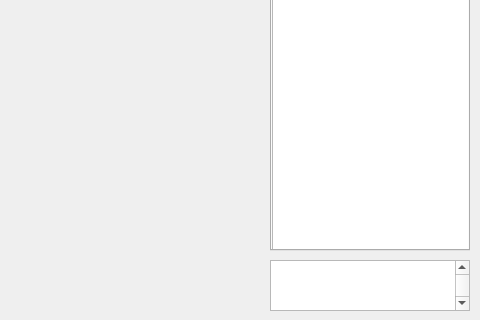
Qt form src/mainwindow.ui (MylesAdams/ApolloTradingBot) before a commit; both pictures show x 520 to 1000 and y 280 to 600 of the 1000 by 600 pixel window.
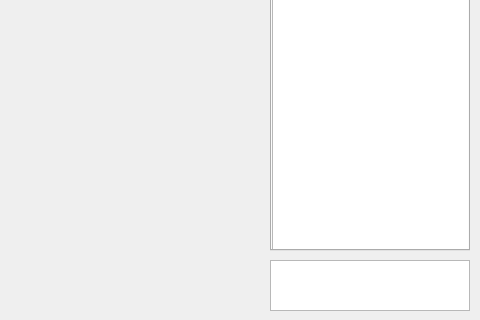
The same form after that commit. Custom widgets are drawn as their Qt base class.

```diff
--- a/src/mainwindow.ui
+++ b/src/mainwindow.ui
@@ -164,7 +164,7 @@
     </property>
     <property name="font">
      <font>
-      <pointsize>32</pointsize>
+      <pointsize>24</pointsize>
       <weight>75</weight>
       <bold>true</bold>
      </font>
```
